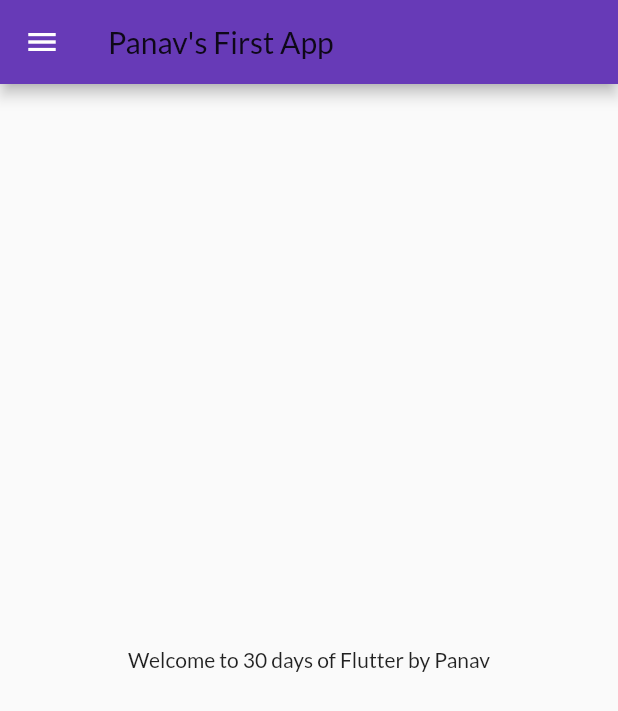
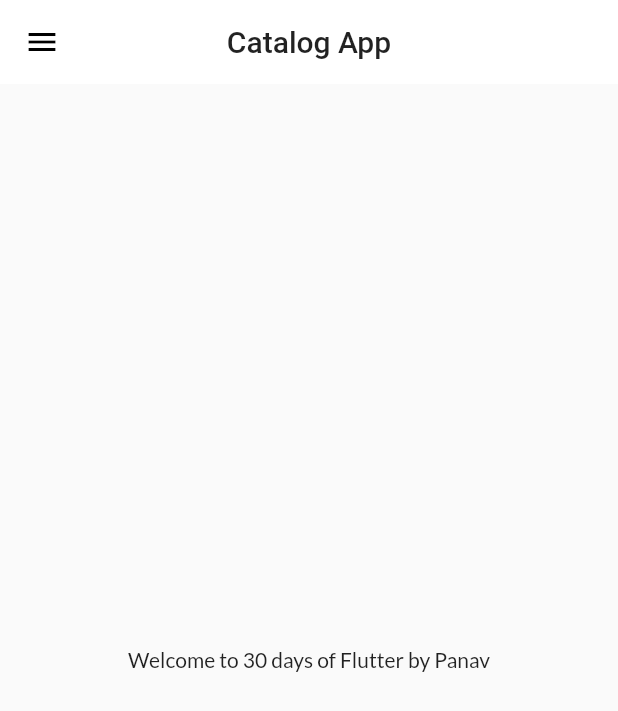
Before and after one commit to panavsinha/App-Dev-Practice, a Flutter app: the screen it shows after launch, on a phone screen of 412 x 824 dp. Shown: the top 711 px of the screen. Run offline on Flutter 3.47's test engine with Material 2 defaults, Android fonts, the phone set to English and light mode, and no system bars; our stand-ins replace google_fonts.

Commit message:
Day 9 Completed

```diff
--- a/lib/pages/homepage.dart
+++ b/lib/pages/homepage.dart
@@ -13,7 +13,10 @@ class HomePage extends StatelessWidget {
   Widget build(BuildContext context) {
     return Scaffold(
       appBar: AppBar(
-        title: Text("Panav's First App"),
+        title: Text(
+          "Catalog App",
+        ),
+        centerTitle: true,
       ),
       body: Center(
         child: Container(
--- a/lib/pages/main.dart
+++ b/lib/pages/main.dart
@@ -3,6 +3,7 @@ import 'package:flutter_practice/pages/homepage.dart';
 import 'package:flutter_practice/pages/loginpage.dart';
 import 'package:flutter_practice/pages/register.dart';
 import 'package:flutter_practice/utils/routes.dart';
+import 'package:flutter_practice/widgets/themes.dart';
 import 'package:google_fonts/google_fonts.dart';
 
 void main() {
@@ -14,15 +15,9 @@ class MyApp extends StatelessWidget {
   Widget build(BuildContext context) {
     return MaterialApp(
       themeMode: ThemeMode.light,
-      theme: ThemeData(
-        primarySwatch: Colors.deepPurple,
-        fontFamily: GoogleFonts.lato().fontFamily,
-        primaryTextTheme: GoogleFonts.latoTextTheme(),
-      ),
+      theme: MyThemes.lightTheme(context),
+      darkTheme: MyThemes.darkTheme(context),
       debugShowCheckedModeBanner: false,
-      darkTheme: ThemeData(
-        brightness: Brightness.dark,
-      ),
       initialRoute: MyRoutes.homeRoute,
       routes: {
         "/": (context) => LoginPage(),
--- /dev/null
+++ b/lib/widgets/themes.dart
@@ -0,0 +1,21 @@
+import 'package:flutter/material.dart';
+import 'package:google_fonts/google_fonts.dart';
+
+class MyThemes {
+  static ThemeData lightTheme(BuildContext context) => ThemeData(
+        primarySwatch: Colors.deepPurple,
+        fontFamily: GoogleFonts.lato().fontFamily,
+        primaryTextTheme: GoogleFonts.latoTextTheme(),
+        appBarTheme: AppBarTheme(
+          color: Colors.white,
+          elevation: 0.0,
+          iconTheme: IconThemeData(
+            color: Colors.black,
+          ),
+          textTheme: Theme.of(context).textTheme,
+        ),
+      );
+  static ThemeData darkTheme(BuildContext context) => ThemeData(
+        brightness: Brightness.dark,
+      );
+}
```
Also changed, not shown: lib/models/catalog.dart (added, +22 -0 lines).
